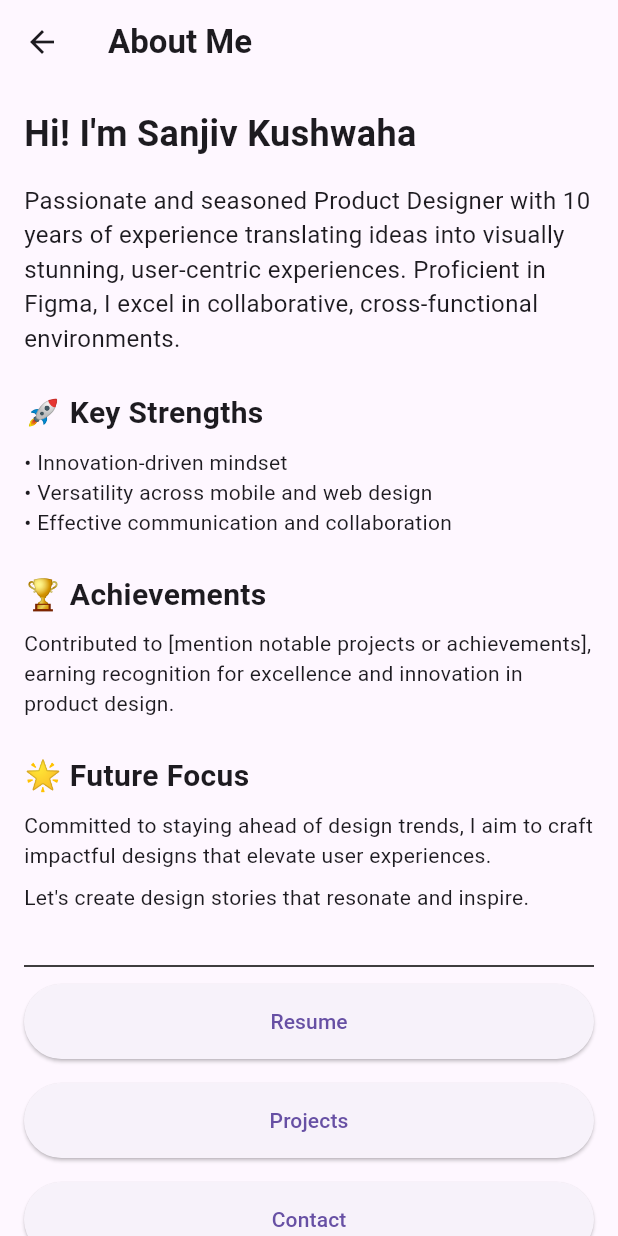
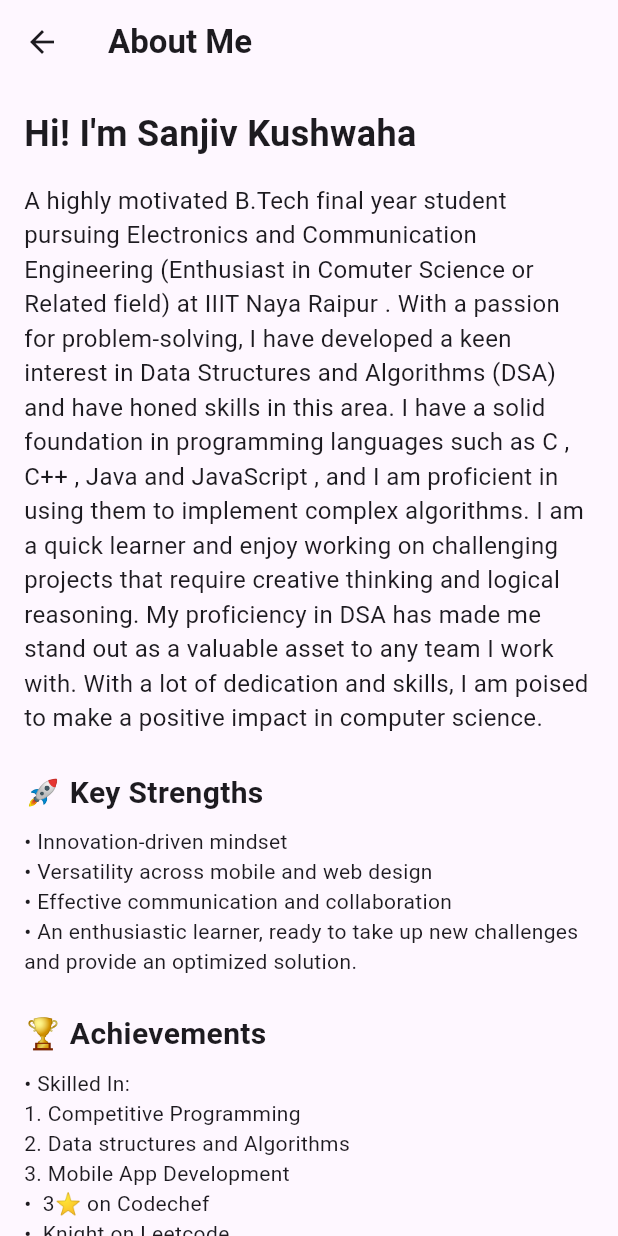
Before and after one commit to sanjiv0286/Portfolio-App, a Flutter app: the AboutMeScreen screen opened directly, on a phone screen of 412 x 824 dp. Run offline on Flutter 3.47's test engine with Material 3 defaults, Android fonts, the phone set to English and light mode, and no system bars; drawn by our look-alikes of overlay_support; our stand-ins replace fl_chart, font_awesome_flutter, get, internet_connection_checker, lottie, timeline_tile; missing offline and left inert: flutter_pdfview; network calls fail; project files that could hold a hidden picture were left out.

Commit message:
technical page and about section implimented sucessfully

```diff
--- a/lib/Screen/about.dart
+++ b/lib/Screen/about.dart
@@ -34,7 +34,7 @@ class AboutMeScreen extends StatelessWidget {
             ),
             const SizedBox(height: 16),
             const Text(
-              "Passionate and seasoned Product Designer with 10 years of experience translating ideas into visually stunning, user-centric experiences. Proficient in Figma, I excel in collaborative, cross-functional environments.",
+              "A highly motivated B.Tech final year student pursuing Electronics and Communication Engineering (Enthusiast in Comuter Science or Related field) at IIIT Naya Raipur . With a passion for problem-solving, I have developed a keen interest in Data Structures and Algorithms (DSA) and have honed skills in this area. I have a solid foundation in programming languages such as C , C++ , Java and JavaScript , and I am proficient in using them to implement complex algorithms. I am a quick learner and enjoy working on challenging projects that require creative thinking and logical reasoning. My proficiency in DSA has made me stand out as a valuable asset to any team I work with. With a lot of dedication and skills, I am poised to make a positive impact in computer science.",
               style: TextStyle(fontSize: 16),
             ),
             const SizedBox(height: 24),
@@ -46,14 +46,23 @@ class AboutMeScreen extends StatelessWidget {
             const Text("• Innovation-driven mindset"),
             const Text("• Versatility across mobile and web design"),
             const Text("• Effective communication and collaboration"),
+            const Text(
+                "• An enthusiastic learner, ready to take up new challenges and provide an optimized solution."),
             const SizedBox(height: 24),
             const Text(
               "🏆 Achievements",
               style: TextStyle(fontSize: 20, fontWeight: FontWeight.bold),
             ),
             const SizedBox(height: 8),
+            const Text("• Skilled In:"),
+            const Text("1. Competitive Programming"),
+            const Text("2. Data structures and Algorithms"),
+            const Text("3. Mobile App Development"),
+            const Text("•  3⭐ on Codechef"),
+            const Text("•  Knight on Leetcode"),
             const Text(
-                "Contributed to [mention notable projects or achievements], earning recognition for excellence and innovation in product design."),
+                "•  Solved 1,000+ algorithmic coding problems on various platforms."),
+            const Text("•  Ranked among the Top 4% in the JEE-Mains 2021."),
             const SizedBox(height: 24),
             const Text(
               "🌟 Future Focus",
@@ -61,10 +70,12 @@ class AboutMeScreen extends StatelessWidget {
             ),
             const SizedBox(height: 8),
             const Text(
-                "Committed to staying ahead of design trends, I aim to craft impactful designs that elevate user experiences."),
+                "•  Passionate about leveraging technology to solve complex challenges, I thrive in collaborative environments and dedicated to continuous learning and growth in the ever-evolving field of software development"),
             const SizedBox(height: 8),
             const Text(
-                "Let's create design stories that resonate and inspire."),
+                " I am seeking opportunities as a software developer (SDE)  and would love to connect with you!\n✉️ Email: sanjiv21101@iiitnr.edu.in"),
+            const SizedBox(height: 8),
+            // const Text(""),
             const SizedBox(
               height: 24,
               width: double.infinity,
--- a/lib/Screen/tech.dart
+++ b/lib/Screen/tech.dart
@@ -9,20 +9,31 @@ class TechnicalSkillsScreen extends StatefulWidget {
 
 class _TechnicalSkillsScreenState extends State<TechnicalSkillsScreen> {
   final List<String> skills = [
+    'C/C++',
+    'HTML/CSS',
+    'Javascript',
+    'Java',
+    'Data Structure',
+    'Algorithms',
+    'Programming',
+    'Problem Solving',
+    'Git',
+    'Web Development',
+    'Mobile App Development',
+    'Dart',
     'Flutter',
-    'Dart',
-    'UI/UX Design',
     'Firebase',
-    'JavaScript',
-    'React Native',
-    'Node.js',
-    'SQL',
-    'Git',
-    'Python',
-    'HTML/CSS',
-    'Mobile App Development',
     'Responsive Design',
-    'Problem Solving',
+    'API(Application programming Interface)',
+    'Rest API',
+    'Object Oriented Programming',
+    'Team Work',
+    'Good Communication',
+    'SQL(Structured Query Language)',
+    'Operating System(OS)',
+    'Database Management System(DBMS)',
+    'Computer Network',
+    'Basics Of Low Level Design'
   ];
 
   @override
```
Also changed, not shown: lib/Screen/home.dart (+64 -64 lines), lib/main.dart (+15 -15 lines).
